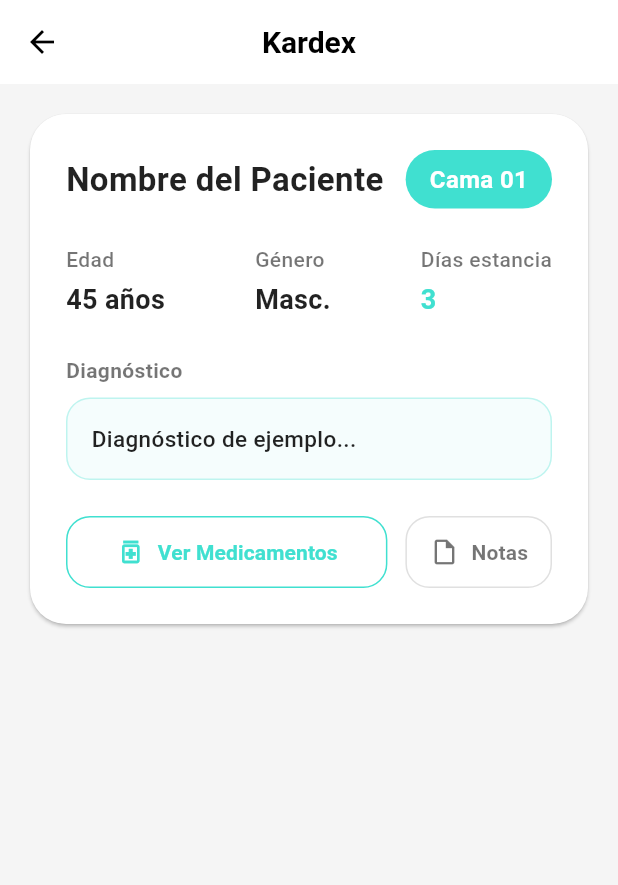
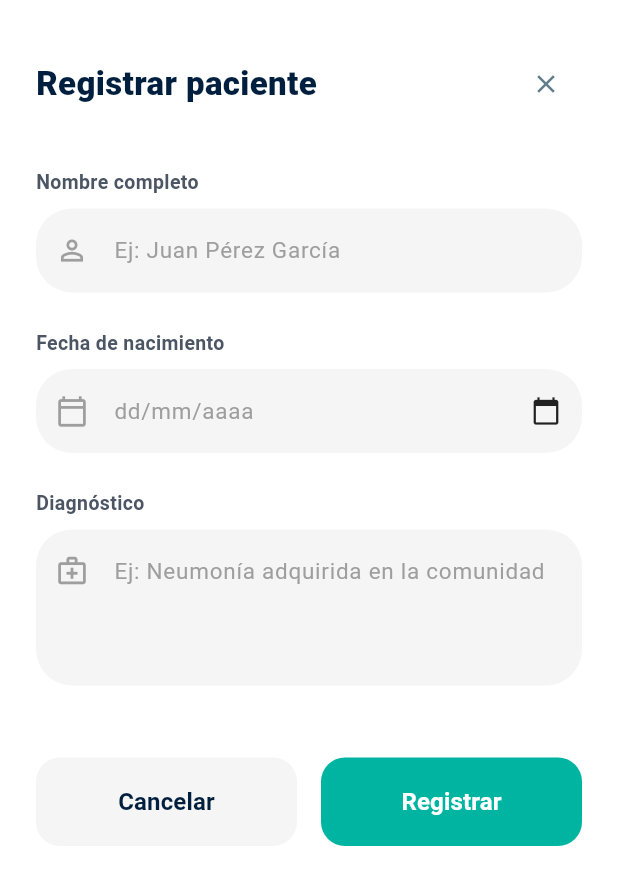
Before and after one commit to danielibarra182-afk/nursestation-, a Flutter app: the AgregarPacienteScreen screen opened directly, on a phone screen of 412 x 824 dp. Shown: the top 885 px of the screen. Run offline on Flutter 3.47's test engine with Material 3 defaults, Android fonts, the phone set to English and light mode, and no system bars; our stand-ins replace audioplayers, hive, hive_flutter, vibration; accounts and stored records are empty.

```diff
--- a/lib/screens/kardex/agregar_paciente_screen.dart
+++ b/lib/screens/kardex/agregar_paciente_screen.dart
@@ -1,193 +1,276 @@
 import 'package:flutter/material.dart';
+import 'package:hive_flutter/hive_flutter.dart';
+import '../../models/patient_model.dart';
 
-class AgregarPacienteScreen extends StatelessWidget {
+class AgregarPacienteScreen extends StatefulWidget {
   const AgregarPacienteScreen({super.key});
 
   @override
+  State<AgregarPacienteScreen> createState() => _AgregarPacienteScreenState();
+}
+
+class _AgregarPacienteScreenState extends State<AgregarPacienteScreen> {
+  final _formKey = GlobalKey<FormState>();
+
+  final _nombreController = TextEditingController();
+  final _diagnosticoController = TextEditingController();
+
+  DateTime? _fechaNacimiento;
+  int _edadCalculada = 0;
+
+  @override
+  void dispose() {
+    _nombreController.dispose();
+    _diagnosticoController.dispose();
+    super.dispose();
+  }
+
+  Future<void> _selectDate(BuildContext context) async {
+    final DateTime? picked = await showDatePicker(
+      context: context,
+      initialDate: DateTime.now().subtract(const Duration(days: 365 * 30)), // 30 años aprox
+      firstDate: DateTime(1900),
+      lastDate: DateTime.now(),
+      builder: (context, child) {
+        return Theme(
+          data: Theme.of(context).copyWith(
+            colorScheme: const ColorScheme.light(
+              primary: Color(0xFF10B981), // Cabecera verde esmeralda
+              onPrimary: Colors.white,
+              onSurface: Colors.black87,
+            ),
+          ),
+          child: child!,
+        );
+      },
+    );
+
+    if (picked != null && picked != _fechaNacimiento) {
+      setState(() {
+        _fechaNacimiento = picked;
+        _calcularEdad(picked);
+      });
+    }
+  }
+
+  void _calcularEdad(DateTime fechaNacimiento) {
+    final DateTime hoy = DateTime.now();
+    int edad = hoy.year - fechaNacimiento.year;
+    if (hoy.month < fechaNacimiento.month ||
+        (hoy.month == fechaNacimiento.month && hoy.day < fechaNacimiento.day)) {
+      edad--;
+    }
+    _edadCalculada = edad;
+  }
+
+  String _formatearFecha(DateTime fecha) {
+    return "${fecha.day.toString().padLeft(2, '0')}/${fecha.month.toString().padLeft(2, '0')}/${fecha.year}";
+  }
+
+  void _guardarPaciente() async {
+    if (_formKey.currentState!.validate()) {
+      if (_fechaNacimiento == null) {
+        ScaffoldMessenger.of(context).showSnackBar(
+          const SnackBar(content: Text('Por favor, selecciona la fecha de nacimiento')),
+        );
+        return;
+      }
+
+      final nuevoPaciente = PatientModel(
+        id: DateTime.now().millisecondsSinceEpoch.toString(),
+        nombre: _nombreController.text.trim(),
+        cama: 'No Asignada', // Default mock para cumplir con el modelo
+        edad: _edadCalculada,
+        diagnostico: _diagnosticoController.text.trim(),
+        medicamentos: [], // Default mock
+        notas: '', // Default mock
+      );
+
+      final box = Hive.box('pacientes');
+      await box.put(nuevoPaciente.id, nuevoPaciente);
+
+      if (mounted) {
+        Navigator.pop(context); // Cierra el modal/pantalla
+        ScaffoldMessenger.of(context).showSnackBar(
+          SnackBar(
+            content: Text('Paciente registrado. Edad calculada: $_edadCalculada años.'),
+            backgroundColor: const Color(0xFF10B981),
+          ),
+        );
+      }
+    }
+  }
+
+  @override
   Widget build(BuildContext context) {
-    const Color turquesa = Color(0xFF40E0D0); // Turquesa #40E0D0
+    const Color esmeralda = Color(0xFF10B981); // Acorde a sus especificaciones
+    const Color tealBoton = Color(0xFF00B4A2); // El teal del boton de la imagen
 
     return Scaffold(
-      backgroundColor: Colors.grey[100], // Fondo casi blanco
-      appBar: AppBar(
-        title: const Text('Kardex'),
       backgroundColor: Colors.white,
-        elevation: 0,
-        centerTitle: true,
-        titleTextStyle: const TextStyle(
-          color: Colors.black,
-          fontSize: 20,
-          fontWeight: FontWeight.bold,
-        ),
-        iconTheme: const IconThemeData(color: Colors.black),
-      ),
-      body: SingleChildScrollView(
-        child: Padding(
-          padding: const EdgeInsets.all(16.0),
-          child: Column(
-            children: [
-              Card(
-                elevation: 1, // Elevación muy baja para verse moderno
-                shape: RoundedRectangleBorder(
-                  borderRadius: BorderRadius.circular(24), // Bordes bien redondeados
-                ),
-                color: Colors.white,
-                child: Padding(
-                  padding: const EdgeInsets.all(24.0),
+      body: SafeArea(
+        child: SingleChildScrollView(
+          padding: const EdgeInsets.symmetric(horizontal: 24.0, vertical: 32.0),
+          child: Form(
+            key: _formKey,
             child: Column(
               crossAxisAlignment: CrossAxisAlignment.stretch,
               children: [
-                      // --- Encabezado ---
+                // --- Top Header ---
                 Row(
                   mainAxisAlignment: MainAxisAlignment.spaceBetween,
                   children: [
-                          const Expanded(
-                            child: Text(
-                              'Nombre del Paciente',
+                    const Text(
+                      'Registrar paciente',
                       style: TextStyle(
                         fontSize: 22,
-                                fontWeight: FontWeight.bold,
-                                color: Colors.black87,
-                              ),
-                              overflow: TextOverflow.ellipsis,
+                        fontWeight: FontWeight.w900,
+                        color: Color(0xFF001F3F), // Texto oscuro
                       ),
                     ),
-                          const SizedBox(width: 8),
-                          Container(
-                            padding: const EdgeInsets.symmetric(horizontal: 16, vertical: 8),
-                            decoration: BoxDecoration(
-                              color: turquesa,
-                              borderRadius: BorderRadius.circular(20), // Contenedor redondeado
-                            ),
-                            child: const Text(
-                              'Cama 01',
-                              style: TextStyle(
-                                color: Colors.white,
-                                fontWeight: FontWeight.bold,
-                                fontSize: 16,
-                              ),
-                            ),
+                    IconButton(
+                      icon: const Icon(Icons.close, color: Colors.blueGrey, size: 20),
+                      onPressed: () => Navigator.pop(context),
                     ),
                   ],
                 ),
-                      const SizedBox(height: 24),
+                const SizedBox(height: 32),
 
-                      // --- Cuerpo de Datos: Edad, Género, Estancia ---
-                      Row(
-                        mainAxisAlignment: MainAxisAlignment.spaceBetween,
-                        children: [
-                          _buildInfoColumn('Edad', '45 años'),
-                          _buildInfoColumn('Género', 'Masc.'),
-                          _buildInfoColumn(
-                            'Días estancia',
-                            '3',
-                            highlightVal: true,
-                            turquesa: turquesa,
+                // --- Campo: Nombre Completo ---
+                _buildFieldLabel('Nombre completo'),
+                const SizedBox(height: 8),
+                TextFormField(
+                  controller: _nombreController,
+                  validator: (value) => value!.isEmpty ? 'Campo requerido' : null,
+                  decoration: _inputDecoration(
+                    hint: 'Ej: Juan Pérez García',
+                    icon: Icons.person_outline,
                   ),
-                        ],
                 ),
                 const SizedBox(height: 24),
 
-                      // --- Cuerpo de Datos: Diagnóstico ---
-                      const Text(
-                        'Diagnóstico',
-                        style: TextStyle(
-                          color: Colors.black54, // Texto gris oscuro
-                          fontSize: 14,
-                          fontWeight: FontWeight.w600,
+                // --- Campo: Fecha de Nacimiento ---
+                _buildFieldLabel('Fecha de nacimiento'),
+                const SizedBox(height: 8),
+                GestureDetector(
+                  onTap: () => _selectDate(context),
+                  child: AbsorbPointer( // Absorbe toques para no abrir teclado
+                    child: TextFormField(
+                      decoration: InputDecoration(
+                        hintText: _fechaNacimiento != null
+                            ? _formatearFecha(_fechaNacimiento!)
+                            : 'dd/mm/aaaa',
+                        hintStyle: TextStyle(
+                          color: _fechaNacimiento != null ? Colors.black87 : Colors.grey[500],
+                          fontSize: 15,
                         ),
+                        prefixIcon: Icon(Icons.calendar_today_outlined, color: Colors.grey[500], size: 22),
+                        suffixIcon: const Icon(Icons.calendar_today, color: Colors.black87, size: 20),
+                        border: OutlineInputBorder(
+                          borderRadius: BorderRadius.circular(24),
+                          borderSide: BorderSide.none,
                         ),
-                      const SizedBox(height: 8),
-                      Container(
-                        padding: const EdgeInsets.all(16),
-                        decoration: BoxDecoration(
-                          color: turquesa.withOpacity(0.05), // Bloque que destaque de manera sutil
-                          borderRadius: BorderRadius.circular(16),
-                          border: Border.all(color: turquesa.withOpacity(0.3)),
+                        filled: true,
+                        fillColor: Colors.grey[100],
+                        contentPadding: const EdgeInsets.symmetric(horizontal: 20, vertical: 16),
                       ),
-                        child: const Text(
-                          'Diagnóstico de ejemplo...',
-                          style: TextStyle(
-                            fontSize: 15,
-                            fontWeight: FontWeight.w500,
-                            color: Colors.black87,
                     ),
                   ),
                 ),
                 const SizedBox(height: 24),
 
-                      // --- Botones Inferiores ---
+                // --- Campo: Diagnóstico Médico ---
+                _buildFieldLabel('Diagnóstico'),
+                const SizedBox(height: 8),
+                TextFormField(
+                  controller: _diagnosticoController,
+                  maxLines: 3,
+                  validator: (value) => value!.isEmpty ? 'Campo requerido' : null,
+                  decoration: InputDecoration(
+                    hintText: 'Ej: Neumonía adquirida en la comunidad',
+                    hintStyle: TextStyle(color: Colors.grey[500], fontSize: 15),
+                    prefixIcon: Padding(
+                      padding: const EdgeInsets.only(bottom: 50.0), // Alinear icono arriba
+                      child: Icon(Icons.medical_services_outlined, color: Colors.grey[500], size: 22),
+                    ),
+                    border: OutlineInputBorder(
+                      borderRadius: BorderRadius.circular(24),
+                      borderSide: BorderSide.none,
+                    ),
+                    filled: true,
+                    fillColor: Colors.grey[100],
+                    contentPadding: const EdgeInsets.symmetric(horizontal: 20, vertical: 16),
+                  ),
+                ),
+                const SizedBox(height: 48),
+
+                // --- Botones Botón Inferiores ---
                 Row(
                   children: [
                     Expanded(
-                            child: OutlinedButton.icon(
-                              onPressed: () {},
-                              icon: const Icon(Icons.medication_outlined, size: 20, color: turquesa), // Iconos lineales
-                              label: const Text(
-                                'Ver Medicamentos',
-                                style: TextStyle(color: turquesa, fontWeight: FontWeight.bold),
-                                overflow: TextOverflow.ellipsis,
-                              ),
-                              style: OutlinedButton.styleFrom(
-                                side: const BorderSide(color: turquesa),
-                                shape: RoundedRectangleBorder(
-                                  borderRadius: BorderRadius.circular(16), // Bordes muy redondeados
-                                ),
-                                padding: const EdgeInsets.symmetric(vertical: 14),
-                              ),
-                            ),
-                          ),
-                          const SizedBox(width: 12),
-                          OutlinedButton.icon(
-                            onPressed: () {},
-                            icon: const Icon(Icons.insert_drive_file_outlined, size: 20, color: Colors.black54),
-                            label: const Text(
-                              'Notas',
-                              style: TextStyle(color: Colors.black54, fontWeight: FontWeight.bold),
-                            ),
-                            style: OutlinedButton.styleFrom(
-                              side: BorderSide(color: Colors.grey[300]!),
+                      child: ElevatedButton(
+                        onPressed: () => Navigator.pop(context),
+                        style: ElevatedButton.styleFrom(
+                          backgroundColor: Colors.grey[100],
+                          foregroundColor: const Color(0xFF001F3F),
+                          elevation: 0,
+                          padding: const EdgeInsets.symmetric(vertical: 18),
                           shape: RoundedRectangleBorder(
                             borderRadius: BorderRadius.circular(16),
                           ),
-                              padding: const EdgeInsets.symmetric(vertical: 14, horizontal: 16),
+                        ),
+                        child: const Text('Cancelar', style: TextStyle(fontSize: 16, fontWeight: FontWeight.bold)),
+                      ),
+                    ),
+                    const SizedBox(width: 16),
+                    Expanded(
+                      child: ElevatedButton(
+                        onPressed: _guardarPaciente,
+                        style: ElevatedButton.styleFrom(
+                          backgroundColor: tealBoton, // Esmeralda
+                          padding: const EdgeInsets.symmetric(vertical: 18),
+                          elevation: 0,
+                          shape: RoundedRectangleBorder(
+                            borderRadius: BorderRadius.circular(16),
+                          ),
+                        ),
+                        child: const Text('Registrar', style: TextStyle(fontSize: 16, fontWeight: FontWeight.bold, color: Colors.white)),
                       ),
                     ),
                   ],
                 ),
+                const SizedBox(height: 20),
               ],
             ),
-                ),
-              ),
-            ],
           ),
         ),
       ),
     );
   }
 
-  Widget _buildInfoColumn(String label, String value, {bool highlightVal = false, Color? turquesa}) {
-    return Column(
-      crossAxisAlignment: CrossAxisAlignment.start,
-      children: [
-        Text(
-          label,
+  Widget _buildFieldLabel(String text) {
+    return Text(
+      text,
       style: const TextStyle(
-            color: Colors.black54, // Gris oscuro
-            fontSize: 14,
-            fontWeight: FontWeight.w500,
+        fontSize: 13,
+        color: Color(0xFF4B5563), // Gris neutro
+        fontWeight: FontWeight.w600,
       ),
+    );
+  }
+
+  InputDecoration _inputDecoration({required String hint, required IconData icon}) {
+    return InputDecoration(
+      hintText: hint,
+      hintStyle: TextStyle(color: Colors.grey[500], fontSize: 15),
+      prefixIcon: Icon(icon, color: Colors.grey[500], size: 22),
+      border: OutlineInputBorder(
+        borderRadius: BorderRadius.circular(24),
+        borderSide: BorderSide.none,
       ),
-        const SizedBox(height: 4),
-        Text(
-          value,
-          style: TextStyle(
-            color: highlightVal && turquesa != null ? turquesa : Colors.black87,
-            fontSize: 18,
-            fontWeight: FontWeight.bold,
-          ),
-        ),
-      ],
+      filled: true,
+      fillColor: Colors.grey[100], // Fondo gris claro sin línea
+      contentPadding: const EdgeInsets.symmetric(horizontal: 20, vertical: 16),
     );
   }
 }
--- a/lib/services/hive_service.dart
+++ b/lib/services/hive_service.dart
@@ -1,9 +1,12 @@
 import 'package:hive_flutter/hive_flutter.dart';
+import '../models/patient_model.dart';
 
 class HiveService {
   static Future<void> init() async {
     await Hive.initFlutter();
 
+    Hive.registerAdapter(PatientModelAdapter());
+
     await Hive.openBox('pacientes');
     await Hive.openBox('usuario');
   }
```
Also changed, not shown: lib/screens/inicio_screen.dart (+8 -5 lines), lib/screens/kardex/kardex_principal_screen.dart (added, +343 -0 lines). Lines whose indentation alone changed are shown as unchanged.
